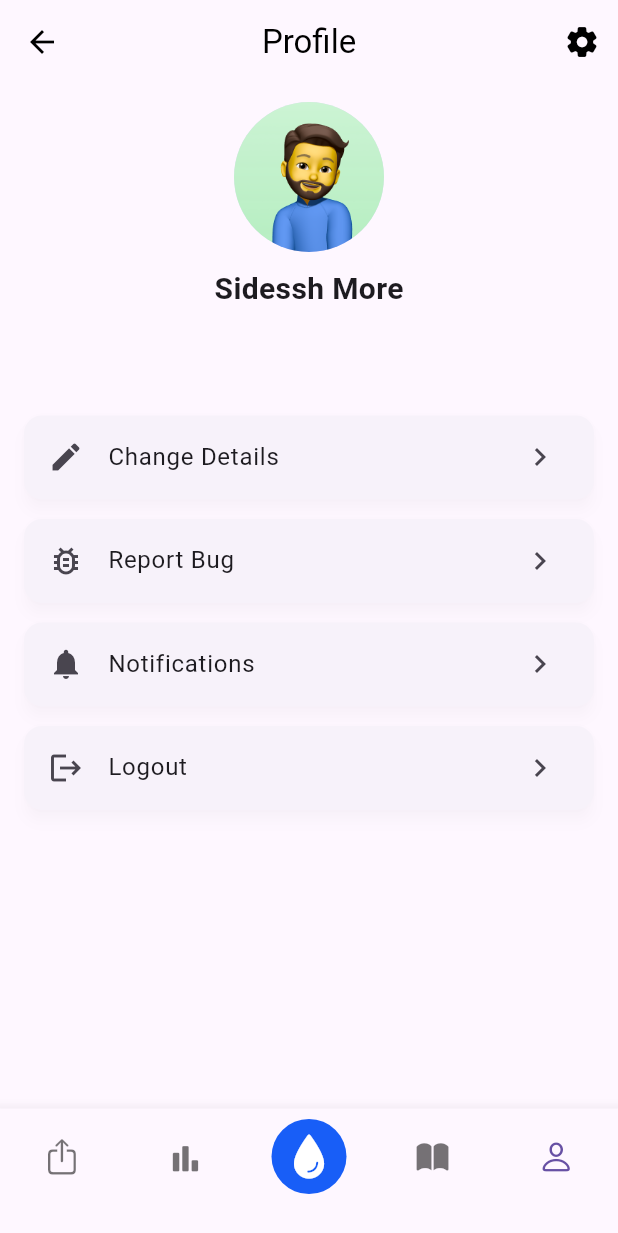
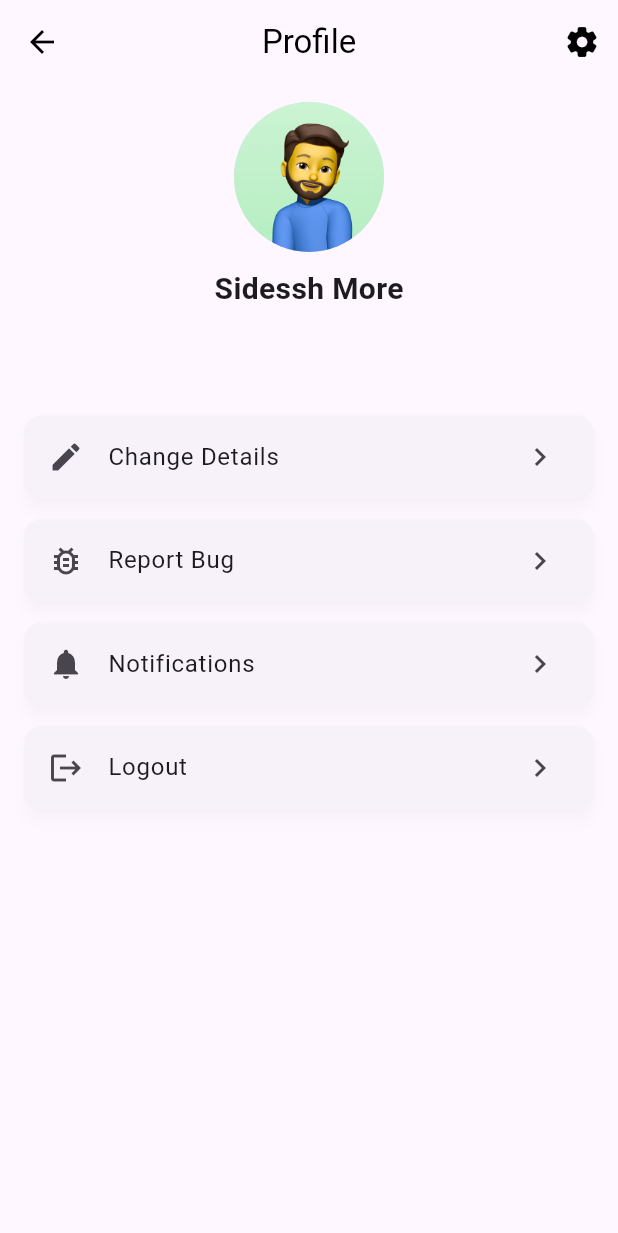
Before and after one commit to sidesshmore/Waterfootprint-Calculator-AquaTrace, a Flutter app: the ProfilePage screen opened by its route, on a phone screen of 412 x 824 dp. Shown: the top 1233 px of the screen. Run offline on Flutter 3.47's test engine with Material 3 defaults, Android fonts, the phone set to English and light mode, and no system bars; our stand-ins replace bloc, firebase_auth, firebase_core, flutter_bloc; accounts and stored records are empty.

Commit message:
navigation bar added & flutter folder structure created

```diff
--- a/lib/bottom_navigation.dart
+++ /dev/null
@@ -1,80 +0,0 @@
-import 'package:flutter/material.dart';
-import 'package:flutter/cupertino.dart';
-
-class BottomNavigation extends StatelessWidget {
-  const BottomNavigation({super.key});
-
-  @override
-  Widget build(BuildContext context) {
-    return BottomNavigationBar(
-        currentIndex: 4,
-        type: BottomNavigationBarType.fixed,
-        items: [
-          BottomNavigationBarItem(
-            icon: GestureDetector(
-              onTap: () {
-                Navigator.pushNamed(context, 'share');
-              },
-              child: const Icon(
-                CupertinoIcons.share,
-                size: 25,
-              ),
-            ),
-            label: '',
-          ),
-          BottomNavigationBarItem(
-            icon: GestureDetector(
-              onTap: () {
-                Navigator.pushNamed(context, 'charts');
-              },
-              child: const Icon(
-                CupertinoIcons.chart_bar_alt_fill,
-                size: 25,
-              ),
-            ),
-            label: '',
-          ),
-          BottomNavigationBarItem(
-            icon: CircleAvatar(
-              backgroundColor: Color.fromARGB(255, 24, 94, 247),
-              radius: 25,
-              child: GestureDetector(
-                onTap: () {
-                  Navigator.pushNamed(context, 'aqua_trace');
-                },
-                child: const Icon(
-                  CupertinoIcons.drop_fill,
-                  color: Colors.white,
-                  size: 33,
-                ),
-              ),
-            ),
-            label: '',
-          ),
-          BottomNavigationBarItem(
-            icon: GestureDetector(
-              onTap: () {
-                Navigator.pushNamed(context, 'blog');
-              },
-              child: const Icon(
-                CupertinoIcons.book_fill,
-                size: 25,
-              ),
-            ),
-            label: '',
-          ),
-          BottomNavigationBarItem(
-            icon: GestureDetector(
-              onTap: () {
-                Navigator.pushNamed(context, 'profile');
-              },
-              child: const Icon(
-                CupertinoIcons.person,
-                size: 25,
-              ),
-            ),
-            label: '',
-          )
-        ]);
-  }
-}
--- a/lib/profile_page.dart
+++ b/lib/features/Profile_Screen/ui/profile_page.dart
@@ -1,5 +1,4 @@
 import 'package:flutter/material.dart';
-import 'package:aqua_trace/bottom_navigation.dart';
 
 class ProfilePage extends StatelessWidget {
   const ProfilePage({super.key});
@@ -20,7 +19,6 @@ class ProfilePage extends StatelessWidget {
           ),
         ],
       ),
-      bottomNavigationBar: const BottomNavigation(),
       body: ListView(
         padding: const EdgeInsets.all(12),
         children: [
--- a/lib/features/Register/ui/register.dart
+++ b/lib/features/Register/ui/register.dart
@@ -26,7 +26,7 @@ class _RegisterState extends State<Register> {
       buildWhen: (previous, current) => current is! RegisterActionState,
       listener: (context, state) {
         if (state is NavigateToDashboard) {
-          Navigator.pushNamed(context, 'success');
+          Navigator.pushNamed(context, 'aqua_trace');
         } else if (state is NavigateToErrorState) {
           Navigator.pushNamed(context, 'errors');
         } else if (state is NavigateToLogin) {
```
Also changed, not shown: lib/features/Aqua_Trace/ui/aqua_trace.dart (renamed from lib/blog.dart, +3 -6 lines), lib/features/Blog/ui/blog.dart (renamed from lib/share.dart, +3 -5 lines), lib/features/Charts/ui/charts.dart (renamed from lib/aqua_trace.dart, +3 -5 lines), lib/features/NavigationBar/ui/navigation_bar.dart (added, +97 -0 lines), lib/features/Share_Screen/ui/share.dart (renamed from lib/charts.dart, +4 -5 lines), lib/main.dart (+8 -7 lines).
